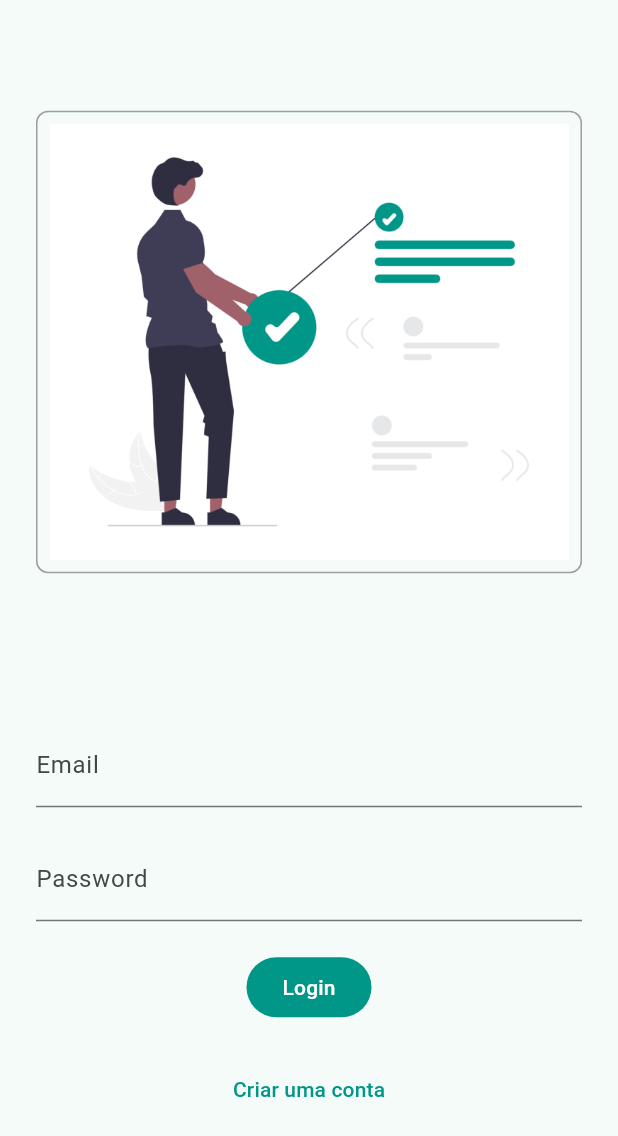
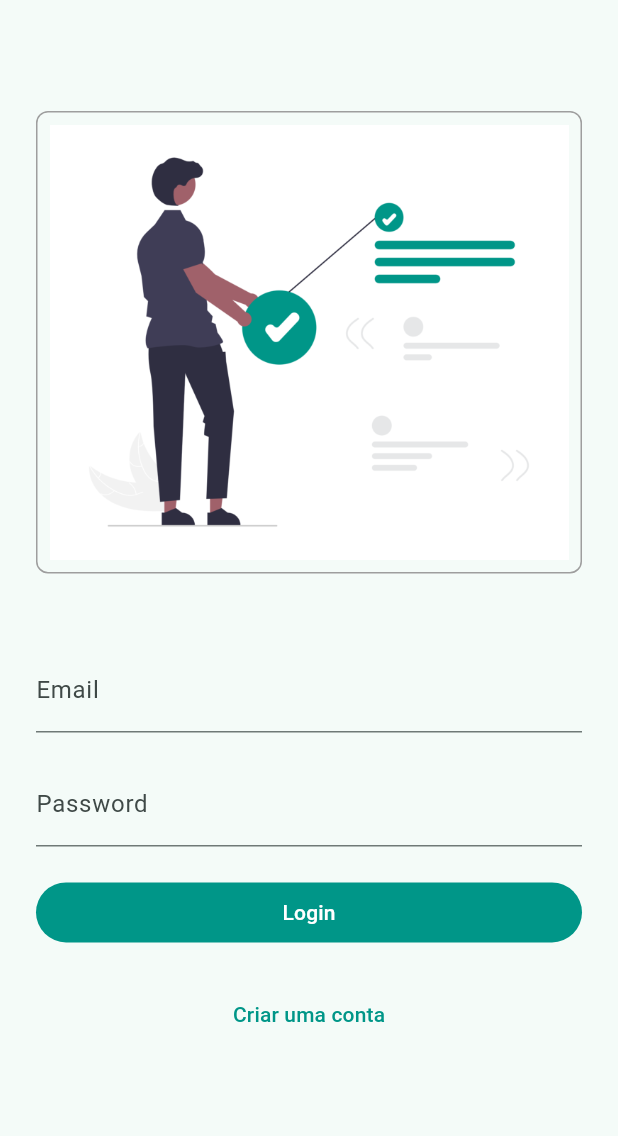
Before and after one commit to Matheus-Doerzbacher/tasks_app_arq, a Flutter app: the screen it shows after launch, on a phone screen of 412 x 824 dp. Shown: the top 1136 px of the screen. Run offline on Flutter 3.47's test engine with Material 3 defaults, Android fonts, the phone set to English and light mode, and no system bars; our stand-ins replace cloud_firestore, firebase_core, freezed_annotation, go_router, shared_preferences; missing offline and left inert: dart_jsonwebtoken; accounts and stored records are empty; generated files the repository leaves out were written again.

Commit message:
Improve login and signup UI with scrollable forms and responsive layout

```diff
--- a/lib/ui/user/login/widgets/login_screen.dart
+++ b/lib/ui/user/login/widgets/login_screen.dart
@@ -61,13 +61,16 @@ class _LoginScreenState extends State<LoginScreen> {
   }
 
   Widget _buildLoginPage() {
-    return Padding(
+    return SingleChildScrollView(
+      child: Padding(
         padding: const EdgeInsets.all(24),
         child: Form(
           key: _formLogin,
           child: Column(
             mainAxisAlignment: MainAxisAlignment.center,
+            crossAxisAlignment: CrossAxisAlignment.stretch,
             children: [
+              const SizedBox(height: 50),
               Container(
                 decoration: BoxDecoration(
                   border: Border.all(color: Colors.grey),
@@ -76,7 +79,7 @@ class _LoginScreenState extends State<LoginScreen> {
                 padding: const EdgeInsets.all(8),
                 child: Image.asset('assets/images/task.png', width: 400),
               ),
-            const SizedBox(height: 100),
+              const SizedBox(height: 50),
               TextFormField(
                 controller: _email,
                 decoration: InputDecoration(labelText: 'Email'),
@@ -85,7 +88,8 @@ class _LoginScreenState extends State<LoginScreen> {
                     return 'Email é obrigatório';
                   }
 
-                if (!RegExp(r'^[a-zA-Z0-9._%+-]+@[a-zA-Z0-9.-]+\.[a-zA-Z]{2,}$')
+                  if (!RegExp(
+                          r'^[a-zA-Z0-9._%+-]+@[a-zA-Z0-9.-]+\.[a-zA-Z]{2,}$')
                       .hasMatch(value)) {
                     return 'Email inválido';
                   }
@@ -143,23 +147,27 @@ class _LoginScreenState extends State<LoginScreen> {
                 },
                 child: Text(
                   'Criar uma conta',
-                style: TextStyle(color: Theme.of(context).colorScheme.primary),
+                  style:
+                      TextStyle(color: Theme.of(context).colorScheme.primary),
                 ),
               ),
             ],
+          ),
         ),
       ),
     );
   }
 
   Widget _buildSignUpPage() {
-    return Padding(
+    return SingleChildScrollView(
+      child: Padding(
         padding: const EdgeInsets.all(24),
         child: Form(
           key: _formSignUp,
           child: Column(
             mainAxisAlignment: MainAxisAlignment.center,
             children: [
+              const SizedBox(height: 50),
               Container(
                 decoration: BoxDecoration(
                   border: Border.all(color: Colors.grey),
@@ -177,7 +185,8 @@ class _LoginScreenState extends State<LoginScreen> {
                     return 'Email é obrigatório';
                   }
 
-                if (!RegExp(r'^[a-zA-Z0-9._%+-]+@[a-zA-Z0-9.-]+\.[a-zA-Z]{2,}$')
+                  if (!RegExp(
+                          r'^[a-zA-Z0-9._%+-]+@[a-zA-Z0-9.-]+\.[a-zA-Z]{2,}$')
                       .hasMatch(value)) {
                     return 'Email inválido';
                   }
@@ -283,10 +292,12 @@ class _LoginScreenState extends State<LoginScreen> {
                 },
                 child: Text(
                   'Já tem uma conta? Faça login',
-                style: TextStyle(color: Theme.of(context).colorScheme.primary),
+                  style:
+                      TextStyle(color: Theme.of(context).colorScheme.primary),
                 ),
               ),
             ],
+          ),
         ),
       ),
     );
```
Lines whose indentation alone changed are shown as unchanged.
